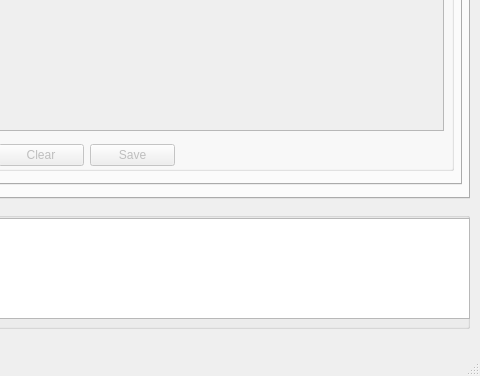
This is ui/main_window.ui in JoaoQPereira/motion_manager as Qt 5 draws it before an edit; both pictures show x 621 to 1101 and y 321 to 697 of the 1101 by 697 pixel window. The edited form follows.
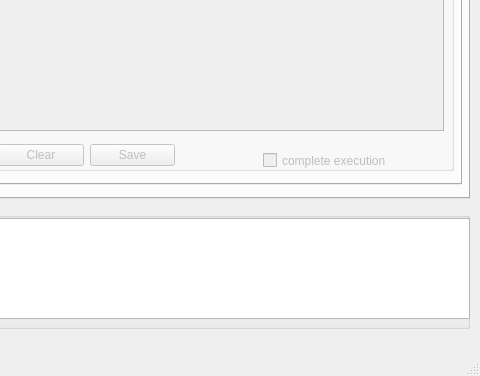
This is the edited form. The open tabs and pages were chosen to show the change. Icons and pictures are not drawn. Custom widgets are drawn as their Qt base class.

The edit to the form file:
```diff
--- a/ui/main_window.ui
+++ b/ui/main_window.ui
@@ -1111,6 +1111,19 @@
           </rect>
          </property>
         </widget>
+        <widget class="QCheckBox" name="checkBox_comp_exec">
+         <property name="geometry">
+          <rect>
+           <x>450</x>
+           <y>220</y>
+           <width>171</width>
+           <height>21</height>
+          </rect>
+         </property>
+         <property name="text">
+          <string>complete execution</string>
+         </property>
+        </widget>
        </widget>
       </widget>
      </widget>
```
Left out of the diff: 2 changed lines with no effect on the pictures.
